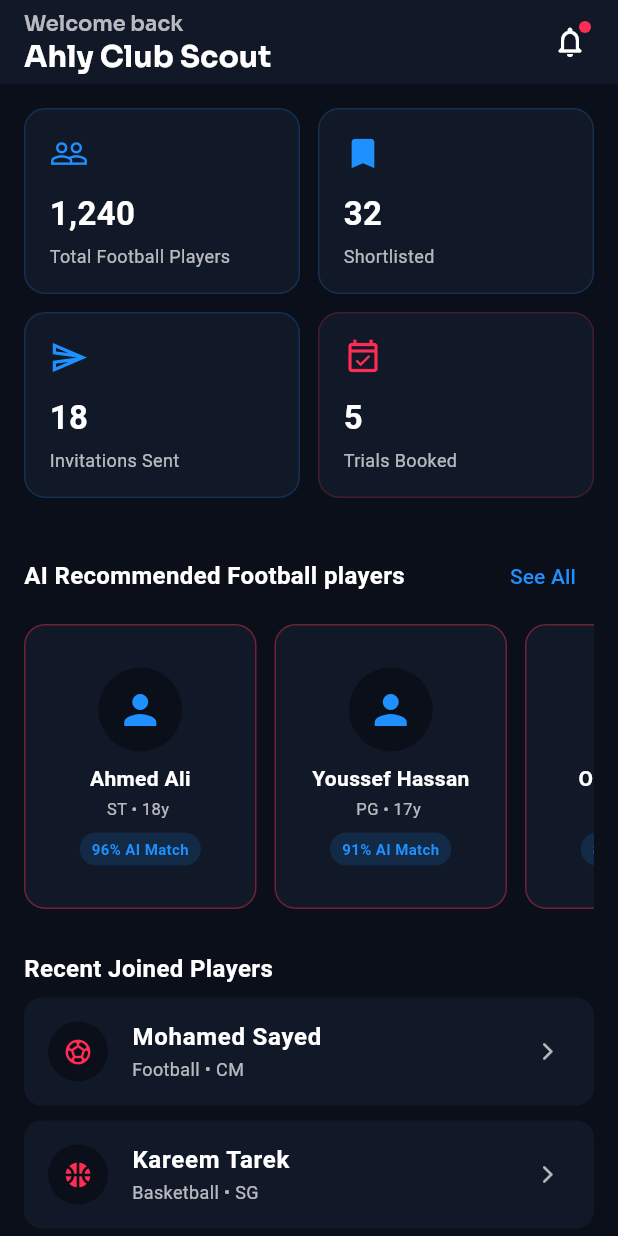
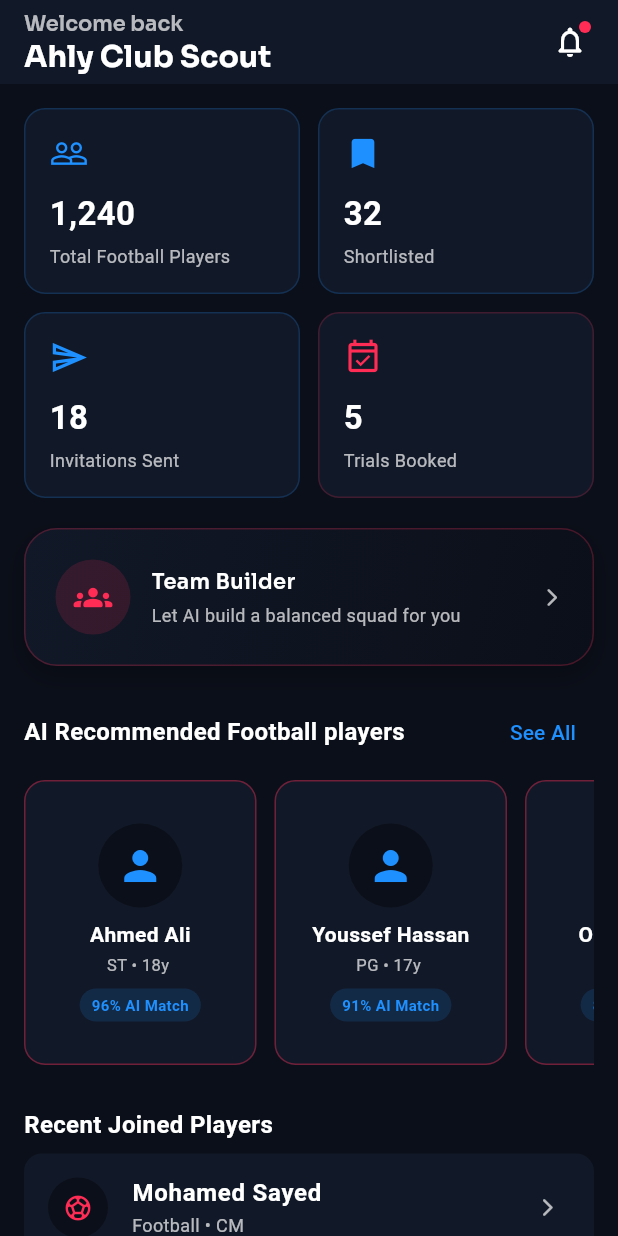
Before and after one commit to Ayatabdelazeez/SPOT_ME-main, a Flutter app: the ScoutDashboardScreen screen opened by its route, on a phone screen of 412 x 824 dp. Run offline on Flutter 3.47's test engine with Material 3 defaults, Android fonts, the light colour scheme and no system bars; our stand-ins replace equatable, file_picker, fl_chart, flutter_bloc, google_fonts, image_picker and 1 more; accounts and stored records are empty.

Commit message:
Implement Team Builder CTA in scout dashboard
Added a Team Builder CTA banner to the dashboard screen.

```diff
--- a/lib/screens/scout/scout_dashboard_screen.dart
+++ b/lib/screens/scout/scout_dashboard_screen.dart
@@ -7,6 +7,7 @@
 import '../../utils/app_text_styles.dart';
 import 'recommended_players_screen.dart';
 import 'scout_notifications_screen.dart';
+import 'team_builder_screen.dart';
 //import '../../widgets/custom_card.dart';
 //import '../../widgets/custom_button.dart';
 
@@ -302,7 +303,59 @@
                       ],
                     ),
 
-                    const SizedBox(height: 28),
+                    const SizedBox(height: 20),
+
+/////////////////// Team Builder CTA Banner
+                    InkWell(
+                      borderRadius: BorderRadius.circular(22),
+                      onTap: () {
+                        Navigator.push(
+                          context,
+                          MaterialPageRoute(
+                            builder: (_) => const TeamBuilderScreen(),
+                          ),
+                        );
+                      },
+                      child: Container(
+                        width: double.infinity,
+                        padding: const EdgeInsets.all(20),
+                        decoration: BoxDecoration(
+                          gradient: AppColors.dashboardGradient,
+                          borderRadius: BorderRadius.circular(22),
+                          boxShadow: AppColors.cardShadow,
+                          border: Border.all(color: AppColors.red.withOpacity(0.25)),
+                        ),
+                        child: Row(
+                          children: [
+                            Container(
+                              padding: const EdgeInsets.all(12),
+                              decoration: BoxDecoration(
+                                shape: BoxShape.circle,
+                                color: AppColors.red.withOpacity(.15),
+                              ),
+                              child: const Icon(Icons.groups_rounded, color: AppColors.red, size: 26),
+                            ),
+                            const SizedBox(width: 14),
+                            Expanded(
+                              child: Column(
+                                crossAxisAlignment: CrossAxisAlignment.start,
+                                children: [
+                                  Text("Team Builder", style: AppTextStyles.titleMedium),
+                                  const SizedBox(height: 4),
+                                  Text(
+                                    "Let AI build a balanced squad for you",
+                                    style: TextStyle(fontSize: 12, color: Colors.white70),
+                                  ),
+                                ],
+                              ),
+                            ),
+                            const Icon(Icons.arrow_forward_ios_rounded, size: 14, color: Colors.white70),
+                          ],
+                        ),
+                      ),
+                    ),
+
+                    const SizedBox(height: 20),
 
 /////////////////// AI Recommended Section
                     Row(
```
